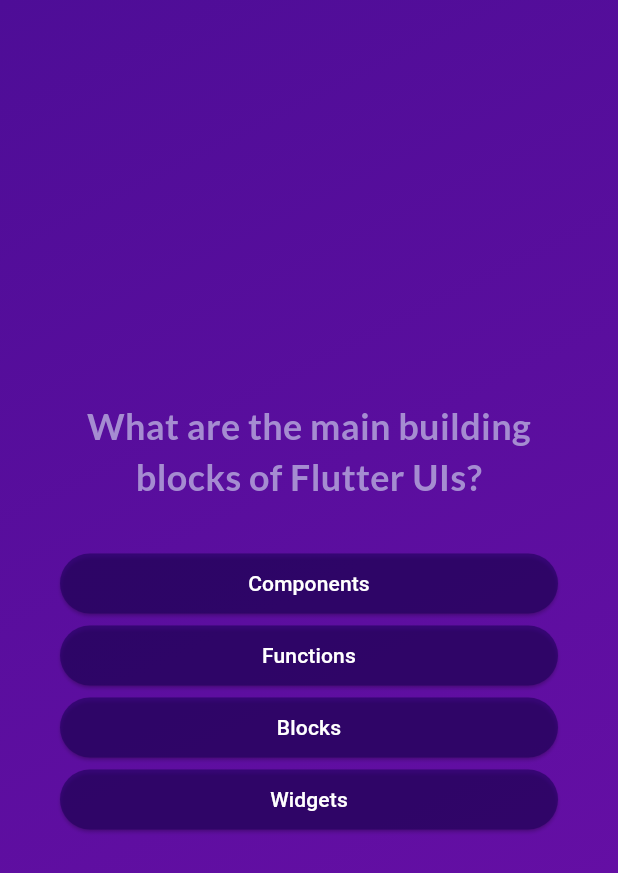
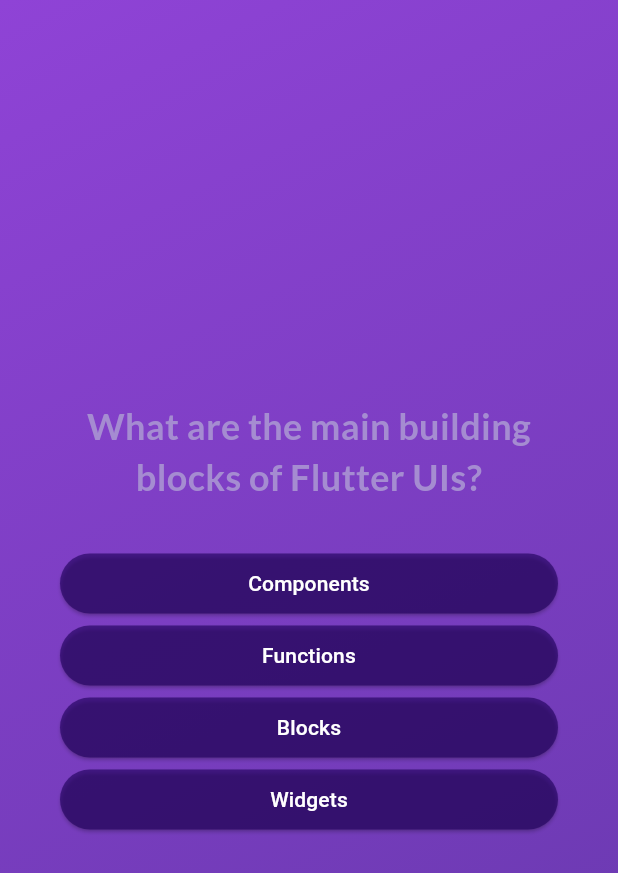
Before and after one commit to johnnathan-elvis/quiz_app, a Flutter app: the screen it shows after launch, after a tap on "Start Quiz", on a phone screen of 412 x 824 dp. Shown: the top 873 px of the screen. Run offline on Flutter 3.47's test engine with Material 3 defaults, Android fonts, the phone set to English and light mode, and no system bars; our stand-ins replace google_fonts.

Commit message:
Refactor: cheging the backgroud color

```diff
--- a/lib/quiz.dart
+++ b/lib/quiz.dart
@@ -61,8 +61,8 @@ class _QuizState extends State<Quiz> {
           decoration: const BoxDecoration(
             gradient: LinearGradient(
               colors: [
-                Color.fromARGB(255, 78, 13, 151),
-                Color.fromARGB(255, 107, 15, 168),
+                Color.fromARGB(255, 143, 67, 214),
+                Color.fromARGB(255, 100, 56, 170),
               ],
               begin: Alignment.topLeft,
               end: Alignment.bottomRight,
```
